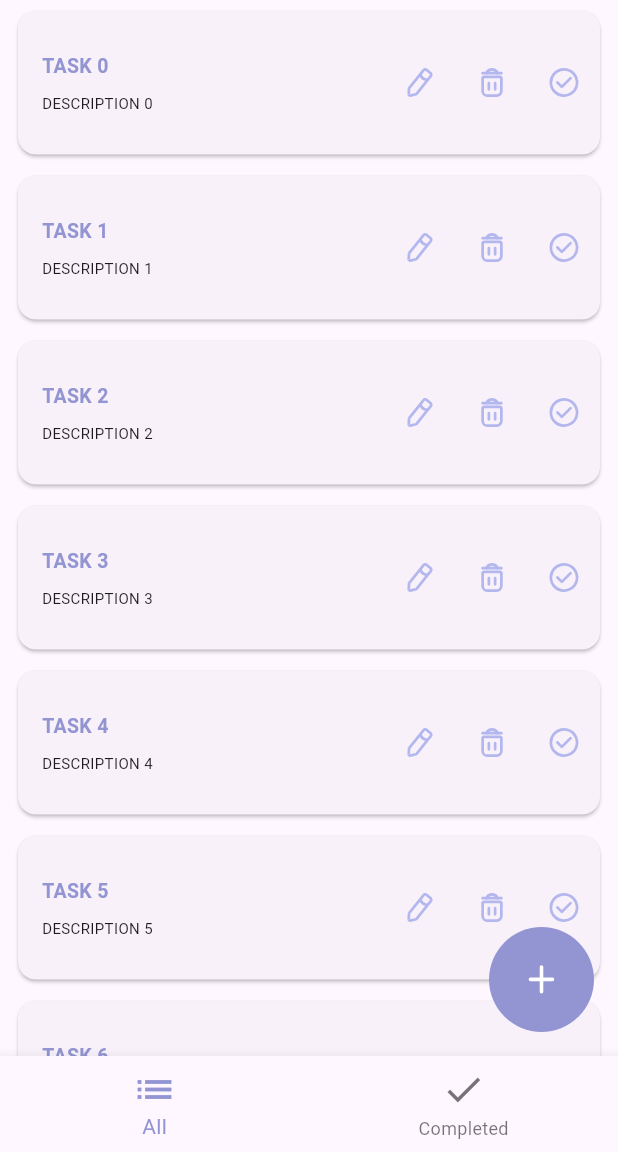
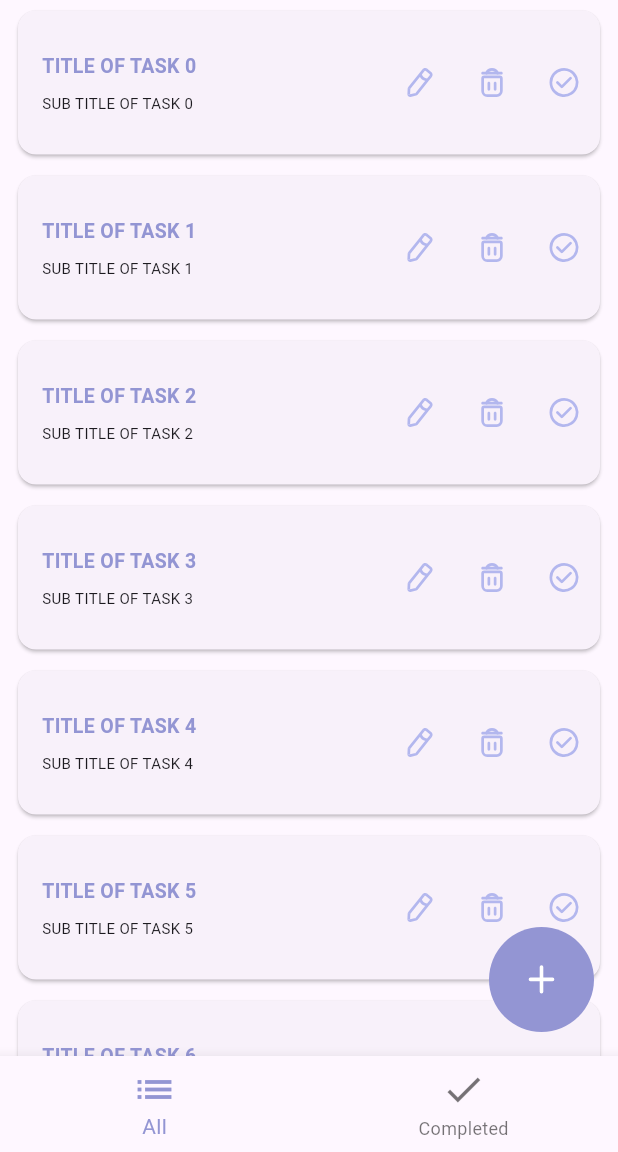
Before and after one commit to quiest2000/todo-app, a Flutter app: the screen it shows after launch, on a phone screen of 412 x 824 dp, the part 84-1236 px from its top. Run offline on Flutter 3.47's test engine with Material 3 defaults, Android fonts, the phone set to English and light mode, and no system bars; our stand-ins replace flutter_svg.

Commit message:
add task detail + keep state

```diff
--- a/lib/main.dart
+++ b/lib/main.dart
@@ -1,5 +1,8 @@
+import 'package:flutter/cupertino.dart';
 import 'package:flutter/material.dart';
 import 'package:flutter_svg/svg.dart';
+import 'package:todo_app/models/to_do.dart';
+import 'package:todo_app/task_detail_page.dart';
 import 'package:todo_app/task_page.dart';
 
 void main() {
@@ -39,21 +42,41 @@ class MyHomePage extends StatefulWidget {
 
 class _MyHomePageState extends State<MyHomePage> {
   int _selectedIndex = 0;
+
   Widget getPage(int index) {
     switch (index) {
       case 0:
-        return const TaskPage(title: 'All Tasks');
+        var items = List.generate(
+          15,
+          (index) => ToDo(
+            'Sub title of task $index',
+            false,
+            title: 'Title of task $index',
+          ),
+        );
+        return TaskPage(title: 'All Tasks', items: items);
       case 1:
-        return const TaskPage(title: 'Completed Tasks');
+        var completedItems = List.generate(
+          3,
+          (index) => ToDo('Sub title of task $index', true,
+              title: 'Title of task $index'),
+        );
+        return TaskPage(title: 'Completed Tasks', items: completedItems);
       default:
         throw Exception('Invalid index');
     }
   }
 
+  var _pages = <Widget>[];
+
+  @override
+  void initState() {
+    super.initState();
+    _pages = [getPage(0), getPage(1)];
+  }
+
   @override
   Widget build(BuildContext context) {
-    Widget page = getPage(_selectedIndex);
-
     return Scaffold(
       appBar: AppBar(
         backgroundColor: Theme.of(context).colorScheme.primary,
@@ -74,7 +97,10 @@ class _MyHomePageState extends State<MyHomePage> {
           ),
         ],
       ),
-      body: page,
+      body: IndexedStack(
+        index: _selectedIndex,
+        children: _pages,
+      ),
       bottomNavigationBar: BottomNavigationBar(
         items: const <BottomNavigationBarItem>[
           BottomNavigationBarItem(
@@ -105,12 +131,20 @@ class _MyHomePageState extends State<MyHomePage> {
           width: 30,
           height: 30,
         ),
-        onPressed: () => {print('Add clicked')},
         style: ButtonStyle(
           backgroundColor:
               MaterialStateProperty.all(Theme.of(context).colorScheme.primary),
           fixedSize: const MaterialStatePropertyAll(Size(70, 70)),
         ),
+        onPressed: () async => {
+          await Navigator.push(
+            context,
+            CupertinoPageRoute(
+              builder: (context) => const TaskDetailPage(),
+              settings: const RouteSettings(arguments: true),
+            ),
+          ),
+        },
       ),
     );
   }
--- /dev/null
+++ b/lib/models/to_do.dart
@@ -0,0 +1,7 @@
+class ToDo {
+  final String title;
+  final String subTitle;
+  final bool isCompleted;
+
+  ToDo(this.subTitle, this.isCompleted, {required this.title});
+}
--- a/lib/task_page.dart
+++ b/lib/task_page.dart
@@ -1,40 +1,40 @@
 import 'package:flutter/material.dart';
 import 'package:flutter_svg/svg.dart';
 
-class TaskPage extends StatefulWidget {
-  const TaskPage({super.key, required this.title});
+import 'models/to_do.dart';
+
+class TaskPage extends StatelessWidget {
+  const TaskPage({super.key, required this.title, required this.items});
 
   final String title;
+  final List<ToDo> items;
 
-  @override
-  State<TaskPage> createState() => _TaskPageState();
-}
-
-class _TaskPageState extends State<TaskPage> {
   @override
   Widget build(BuildContext context) {
     return Scaffold(
       body: ListView.builder(
-        itemCount: 30,
-        itemBuilder: (context, index) => Container(
-          padding: const EdgeInsets.only(left: 5, right: 5),
-          height: 110,
-          child: ListItem(
-            task: 'Task $index',
-            description: 'Description $index',
-          ),
-        ),
+        itemCount: items.length,
+        itemBuilder: (context, index) {
+          final item = items.elementAt(index);
+          return Container(
+            padding: const EdgeInsets.only(left: 5, right: 5),
+            height: 110,
+            child: ListItem(
+              title: item.title,
+              subTitle: item.subTitle,
+            ),
+          );
+        },
       ),
     );
   }
 }
 
+class ListItem extends StatelessWidget {
+  final String title;
+  final String subTitle;
 
-class ListItem extends StatelessWidget {
-  final String task;
-  final String description;
-
-  const ListItem({super.key, required this.task, required this.description});
+  const ListItem({super.key, required this.title, required this.subTitle});
 
   @override
   Widget build(BuildContext context) {
@@ -54,7 +54,7 @@ class ListItem extends StatelessWidget {
                   mainAxisAlignment: MainAxisAlignment.center,
                   children: [
                     Text(
-                      task.toUpperCase(),
+                      title.toUpperCase(),
                       style: TextStyle(
                         fontWeight: FontWeight.bold,
                         color: theme.colorScheme.primary,
@@ -63,7 +63,7 @@ class ListItem extends StatelessWidget {
                     ),
                     const SizedBox(height: 8),
                     Text(
-                      description.toUpperCase(),
+                      subTitle.toUpperCase(),
                       style: const TextStyle(fontSize: 10),
                     ),
                   ],
```
Also changed, not shown: lib/task_detail_page.dart (added, +44 -0 lines).
